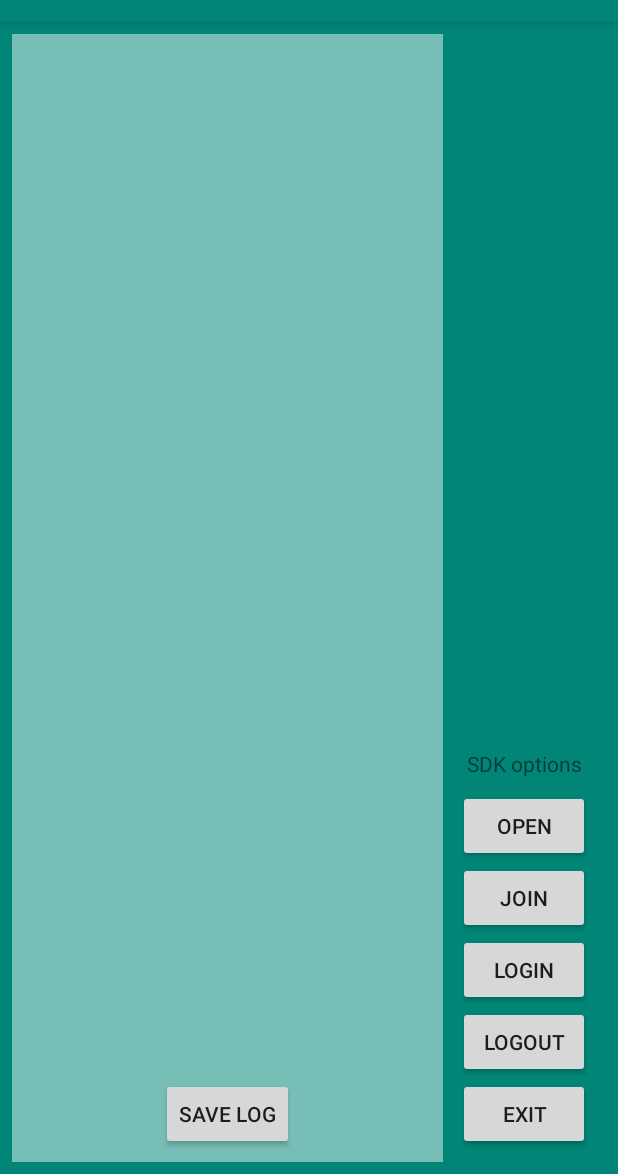
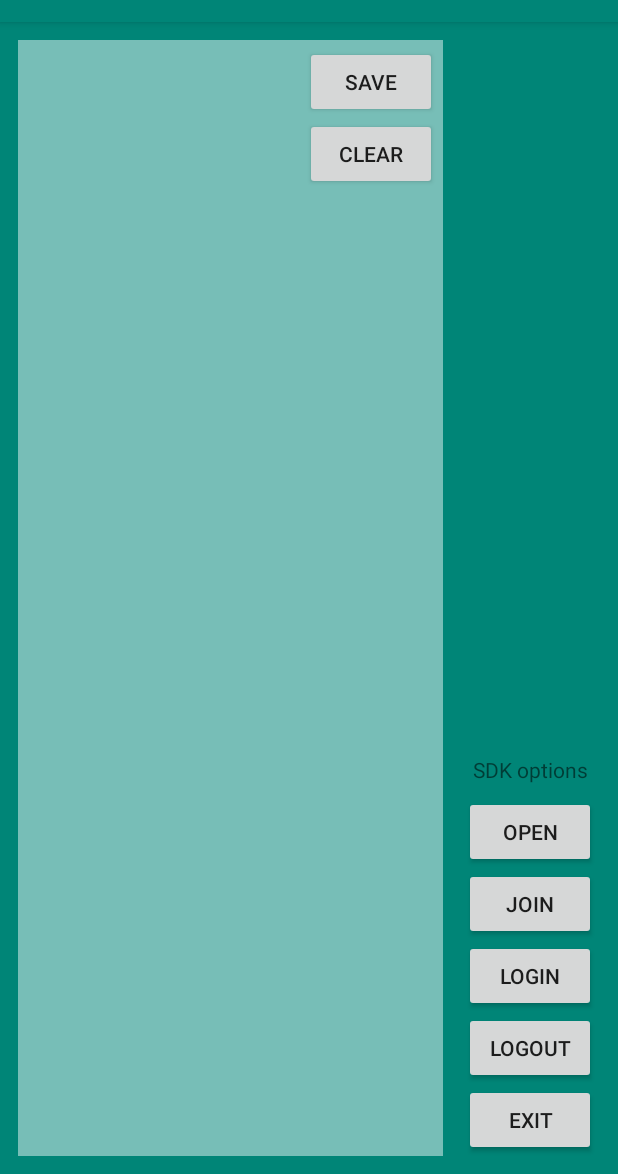
Before and after one commit to JustAllIn/ADBaseSDK, an Android app: the screen it shows after launch (MainActivity), on a phone screen of 412 x 824 dp, the part 62-1236 px from its top. Run offline under Robolectric (Android 15) with nearby library versions, the phone set to English and light mode, and no system bars.

Commit message:
[adbase sdk] 优化demo

```diff
--- a/AdBaseSDK/src/main/java/com/adbase/sdk/AdBaseSdkV1.java
+++ b/AdBaseSDK/src/main/java/com/adbase/sdk/AdBaseSdkV1.java
@@ -70,7 +70,7 @@ enum AdBaseSdkV1 implements IAdBaseSDK {
      */
     @Override
     public void setLogger(ILogPrinter printer) {
-        X.log.log.setPrinter(printer);
+        X.log.setPrinter(printer);
     }
 
     @Override
@@ -99,7 +99,7 @@ enum AdBaseSdkV1 implements IAdBaseSDK {
                             String result = response.body().string();
                             String[] spilt = result.split("\\|");
                             alive_id = spilt[1];
-                            X.log.log.i("open接口请求成功: response = " + result + ",解析得到alive_id = " + alive_id);
+                            X.log.i("open接口请求成功: response = " + result + ",解析得到alive_id = " + alive_id);
                         } catch (IOException e) {
                             e.printStackTrace();
                         }
--- a/app/src/main/java/com/adbse/MainActivity.java
+++ b/app/src/main/java/com/adbse/MainActivity.java
@@ -55,10 +55,6 @@ public class MainActivity extends AppCompatActivity implements IAdBaseSDK.ILogPr
         IAdBaseSDK.F.create().exit(getApplication());
     }
 
-    public void saveLog(View view) {
-        // TODO: 2021/4/27 复制日志到剪贴板 并保存到sd卡
-    }
-
     @Override
     public void log(String msg) {
         Log.i("demo", msg);
@@ -69,4 +65,12 @@ public class MainActivity extends AppCompatActivity implements IAdBaseSDK.ILogPr
             textView.scrollTo(0, offset - textView.getHeight());
         }
     }
+
+    public void saveLog(View view) {
+        // TODO: 2021/4/27 复制日志到剪贴板 并保存到sd卡
+    }
+
+    public void clearLog(View view) {
+        textView.setText("");
+    }
 }
--- a/app/src/main/res/layout/activity_main.xml
+++ b/app/src/main/res/layout/activity_main.xml
@@ -11,7 +11,7 @@
         android:id="@+id/opt_area"
         android:layout_width="wrap_content"
         android:layout_height="wrap_content"
-        android:layout_margin="16dp"
+        android:layout_margin="12dp"
         android:orientation="vertical"
         android:gravity="center_horizontal"
         app:layout_constraintBottom_toBottomOf="parent"
@@ -59,24 +59,35 @@
         android:background="#77ffffff"
         android:id="@+id/tv_log"
         android:padding="8dp"
-        android:layout_margin="8dp"
+        android:layout_margin="12dp"
         android:layout_width="0dp"
         android:layout_height="0dp"
+        android:scrollbars="vertical"
         app:layout_constraintBottom_toBottomOf="parent"
         app:layout_constraintEnd_toStartOf="@id/opt_area"
         app:layout_constraintStart_toStartOf="parent"
         app:layout_constraintTop_toTopOf="parent"
         tools:text="log area" />
 
-    <Button
-        android:layout_marginBottom="16dp"
-        app:layout_constraintBottom_toBottomOf="parent"
+    <LinearLayout
+        app:layout_constraintTop_toTopOf="@+id/tv_log"
         app:layout_constraintEnd_toEndOf="@+id/tv_log"
-        app:layout_constraintStart_toStartOf="@+id/tv_log"
-        android:onClick="saveLog"
-        android:text="save log"
-        android:scrollbars="vertical"
+        android:layout_margin="4dp"
+        android:orientation="vertical"
         android:layout_width="wrap_content"
-        android:layout_height="wrap_content"/>
+        android:layout_height="wrap_content">
+
+        <Button
+            android:onClick="saveLog"
+            android:text="save"
+            android:layout_width="wrap_content"
+            android:layout_height="wrap_content"/>
+
+        <Button
+            android:onClick="clearLog"
+            android:text="clear"
+            android:layout_width="wrap_content"
+            android:layout_height="wrap_content"/>
+    </LinearLayout>
 
 </androidx.constraintlayout.widget.ConstraintLayout>
```
